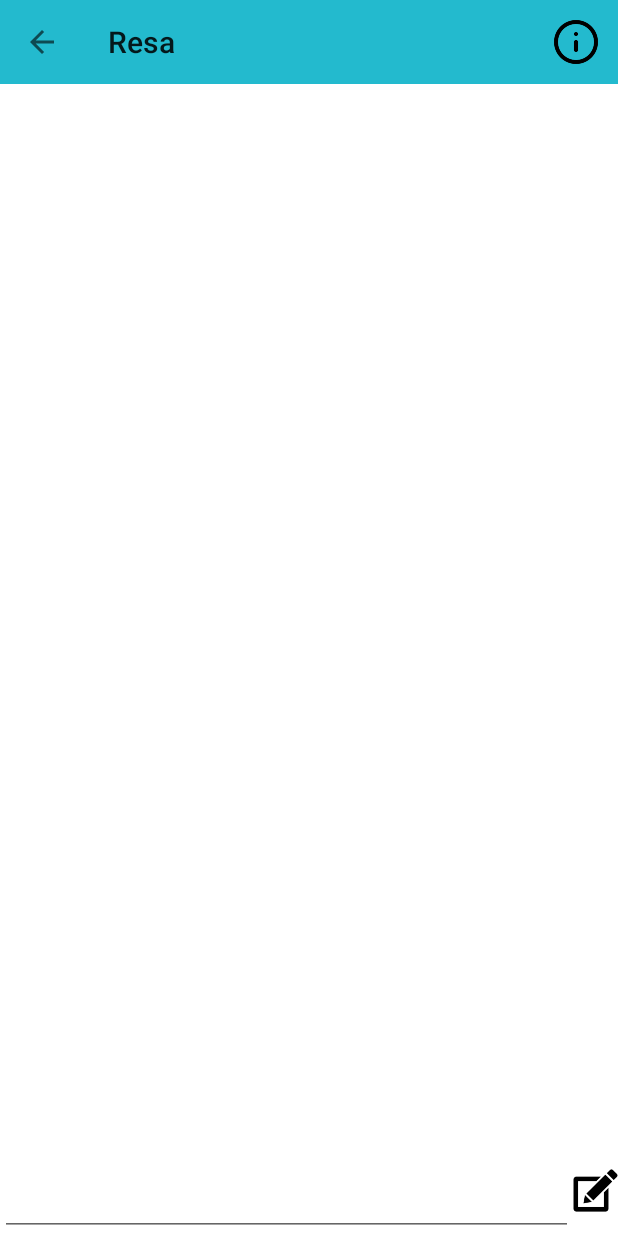
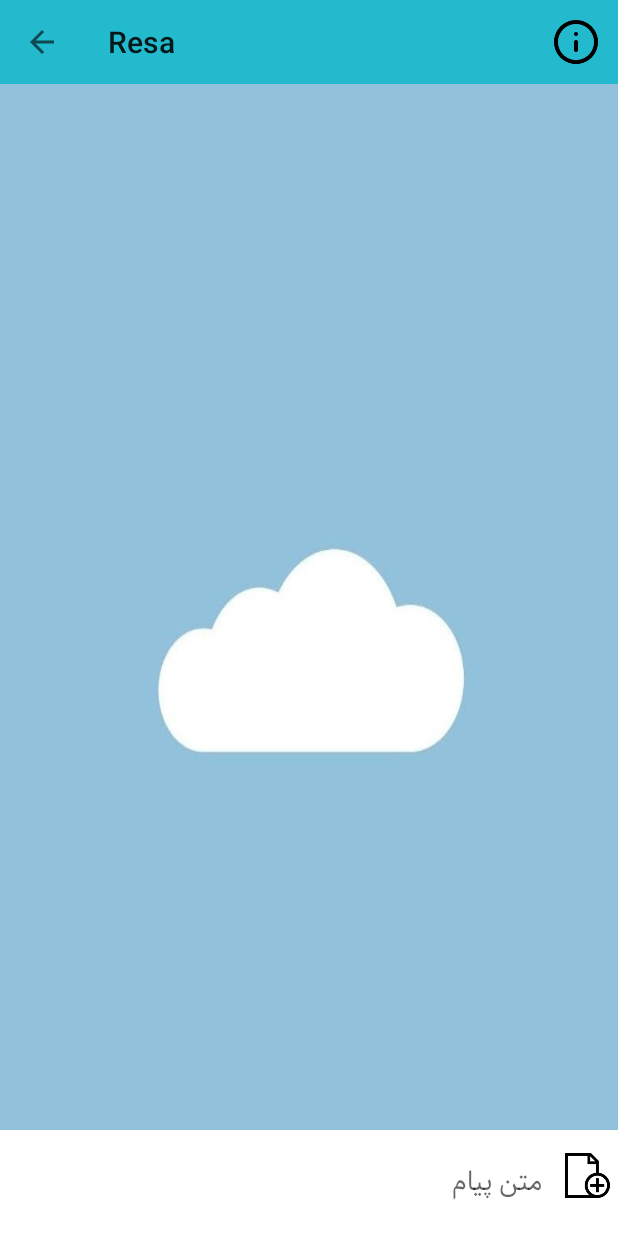
Before and after one commit to nacls/ResaAndroidApp, an Android app: the BoardActivity screen opened directly, with no data from a screen before it, on a phone screen of 412 x 824 dp. Run offline under Robolectric (Android 15) with nearby library versions, the phone set to English and light mode, and no system bars; 2 statements that could not run were skipped.

Commit message:
Feature: worked on board activity view

```diff
--- a/app/src/main/java/ir/ceit/resa/contract/BoardContract.java
+++ b/app/src/main/java/ir/ceit/resa/contract/BoardContract.java
@@ -1,10 +1,21 @@
 package ir.ceit.resa.contract;
+
+import java.util.List;
+
+import ir.ceit.resa.model.Announcement;
+import ir.ceit.resa.model.Board;
 
 public interface BoardContract {
 
     interface View {
 
         void setupActivityView();
+
+        void showProgressBar();
+
+        void showNoAnnouncements(String status);
+
+        void showAnnouncements(List<Announcement> announcements);
     }
 
     interface Presenter {
--- a/app/src/main/java/ir/ceit/resa/view/activity/BoardActivity.java
+++ b/app/src/main/java/ir/ceit/resa/view/activity/BoardActivity.java
@@ -4,24 +4,43 @@ import android.os.Bundle;
 import android.view.Menu;
 import android.view.MenuItem;
 import android.view.View;
+import android.widget.EditText;
+import android.widget.ImageView;
+import android.widget.LinearLayout;
+import android.widget.ProgressBar;
+import android.widget.TextView;
 
 import androidx.appcompat.app.AppCompatActivity;
 import androidx.appcompat.widget.Toolbar;
+import androidx.constraintlayout.widget.ConstraintLayout;
 import androidx.core.content.ContextCompat;
+import androidx.recyclerview.widget.RecyclerView;
 
+import java.util.List;
 import java.util.Objects;
 
 import ir.ceit.resa.R;
 import ir.ceit.resa.contract.BoardContract;
+import ir.ceit.resa.model.Announcement;
 import ir.ceit.resa.model.Board;
 import ir.ceit.resa.presenter.BoardActivityPresenter;
 
 public class BoardActivity extends AppCompatActivity implements BoardContract.View {
 
     private BoardActivityPresenter boardPresenter;
+    // Toolbar components
     private Toolbar toolbar;
     private Menu toolbarMenu;
-
+    // Layouts (controlling big picture view)
+    private ConstraintLayout showAnnouncementsLayout;
+    private LinearLayout showProblemLayout;
+    private LinearLayout addAnnouncementLayout;
+    private ProgressBar progressBar;
+    // View items
+    private RecyclerView announcementsRv;
+    private EditText announcementEt;
+    private ImageView announcementProblemIv;
+    private TextView announcementProblemTv;
 
     @Override
     protected void onCreate(Bundle savedInstanceState) {
@@ -39,6 +58,21 @@ public class BoardActivity extends AppCompatActivity implements BoardContract.Vi
     public void setupActivityView() {
         initializeViewComponents();
         setUpToolbar();
+
+    }
+
+    @Override
+    public void showProgressBar() {
+
+    }
+
+    @Override
+    public void showNoAnnouncements(String status) {
+
+    }
+
+    @Override
+    public void showAnnouncements(List<Announcement> announcements) {
 
     }
 
--- /dev/null
+++ b/app/src/main/java/ir/ceit/resa/view/adapter/AnnouncementAdapter.java
@@ -0,0 +1,4 @@
+package ir.ceit.resa.view.adapter;
+
+public class AnnouncementAdapter {
+}
--- a/app/src/main/res/layout/activity_board.xml
+++ b/app/src/main/res/layout/activity_board.xml
@@ -22,12 +22,12 @@
                 layout="@layout/board_toolbar" />
         </LinearLayout>
 
-
         <LinearLayout
             android:id="@+id/content_frame"
             android:layout_width="match_parent"
             android:layout_height="match_parent"
-            android:background="@color/white"
+
+            android:background="@drawable/cloud"
             android:orientation="vertical">
 
             <androidx.constraintlayout.widget.ConstraintLayout
@@ -36,30 +36,45 @@
                 android:layout_height="match_parent">
 
                 <androidx.recyclerview.widget.RecyclerView
-                    android:id="@+id/boardsRv"
+                    android:id="@+id/announcementsRv"
                     android:layout_width="match_parent"
                     android:layout_height="match_parent"
                     android:layout_marginTop="3dp" />
 
                 <LinearLayout
-                    android:orientation="horizontal"
                     android:id="@+id/add_announcement_layout"
                     android:layout_width="match_parent"
                     android:layout_height="wrap_content"
+                    android:background="@color/white"
+                    android:orientation="horizontal"
                     app:layout_constraintBottom_toBottomOf="parent"
                     app:layout_constraintEnd_toEndOf="parent">
 
                     <EditText
+                        android:layout_width="match_parent"
+                        android:layout_height="wrap_content"
                         android:layout_weight="1"
-                        android:layout_width="match_parent"
-                        android:layout_height="wrap_content">
+                        android:layout_marginLeft="5dp"
+                        android:layout_marginRight="5dp"
+                        android:layout_marginBottom="10dp"
+                        android:layout_marginTop="5dp"
+                        android:background="@null"
+                        android:fontFamily="@font/sahelfd"
+                        android:inputType="textLongMessage"
+                        android:hint="@string/type_announcement_hint"
+                        android:padding="10dp"
+                        android:textColorHighlight="@color/cyan_lightest"
+                        android:textSize="18sp" />
 
-                    </EditText>
                     <ImageView
+                        android:layout_gravity="center"
                         android:layout_width="30dp"
                         android:layout_height="30dp"
-                        android:src="@drawable/pen"
-                        >
+                        android:layout_marginTop="5dp"
+                        android:layout_marginBottom="10dp"
+                        android:layout_marginRight="5dp"
+                        android:src="@drawable/add_announcement"
+                        android:layout_marginEnd="5dp">
 
                     </ImageView>
                 </LinearLayout>
@@ -85,7 +100,7 @@
                     android:src="@drawable/boards_problem" />
 
                 <TextView
-                    android:id="@+id/boardsStatusTv"
+                    android:id="@+id/announcementStatusTv"
                     android:layout_width="wrap_content"
                     android:layout_height="wrap_content"
                     android:layout_marginStart="10dp"
--- a/app/src/main/res/values/colors.xml
+++ b/app/src/main/res/values/colors.xml
@@ -6,7 +6,7 @@
     <color name="cyan_light2">#A6E7F0</color>
     <color name="cyan_light3">#D9F5F9</color>
     <color name="cyan_lightest">#F2FCFD</color>
-    <color name="announcement">#3373DAE7</color>
+    <color name="announcement">#1173DAE7</color>
     <color name="cyan_dark1">#1FA6B8</color>
     <color name="cyan_dark2">#167481</color>
     <color name="cyan_dark3">#093237</color>
--- a/app/src/main/res/values/strings.xml
+++ b/app/src/main/res/values/strings.xml
@@ -36,6 +36,7 @@
     <string name="add_board">اضافه کردن برد</string>
     <string name="admin_control">نظیمات ادمین</string>
     <string name="no_boards">بردی برای نمایش وجود ندارد</string>
+    <string name="type_announcement_hint">متن پیام</string>
 
     <string-array name="navigation_drawer_items_array">
         <item>پروفایل</item>
```
Also changed, not shown: app/src/main/res/drawable/add_announcement.png (added), app/src/main/res/drawable/cloud.jpg (added).
